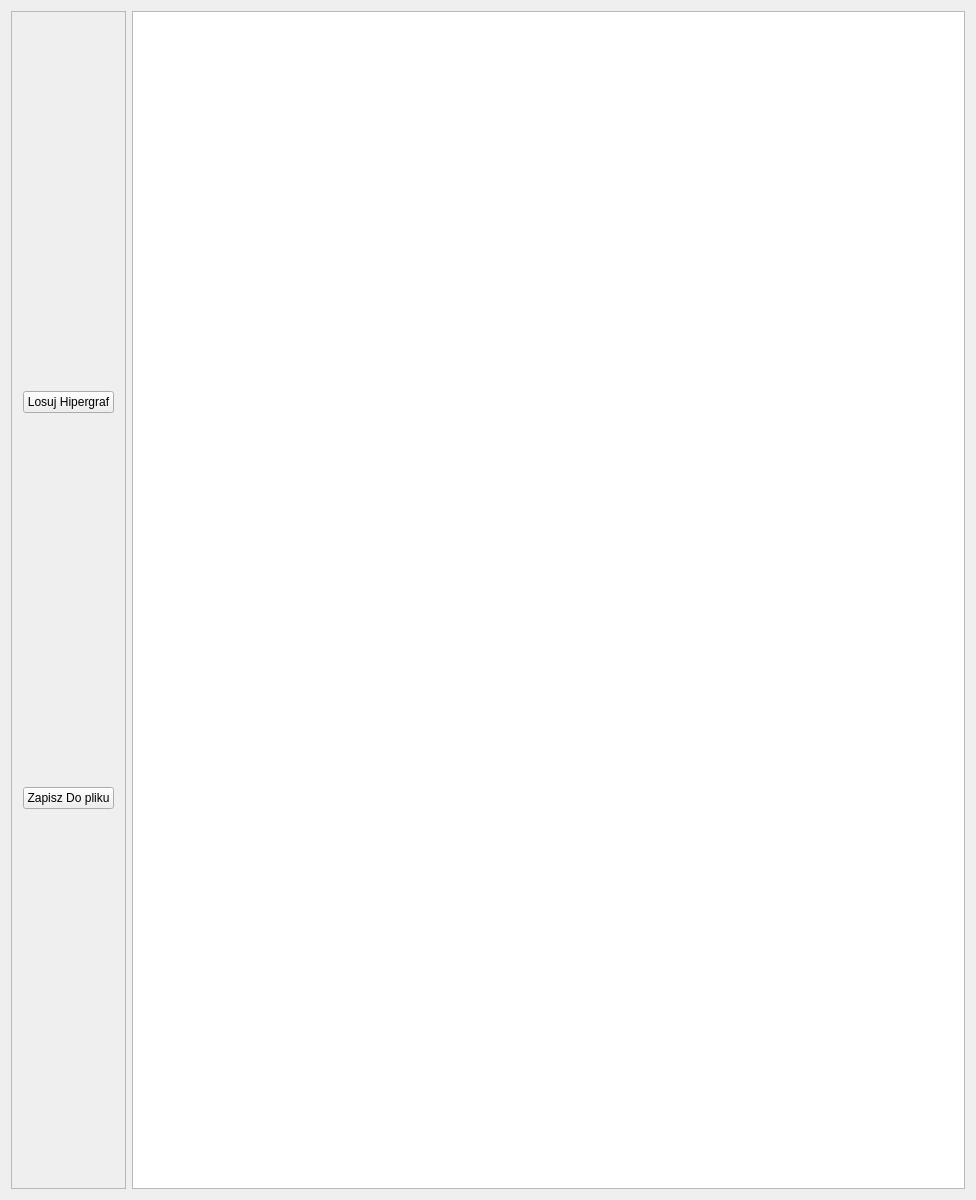
kwarkGorny/PracaInzynierska, file mainwindow.ui: the form before one commit.
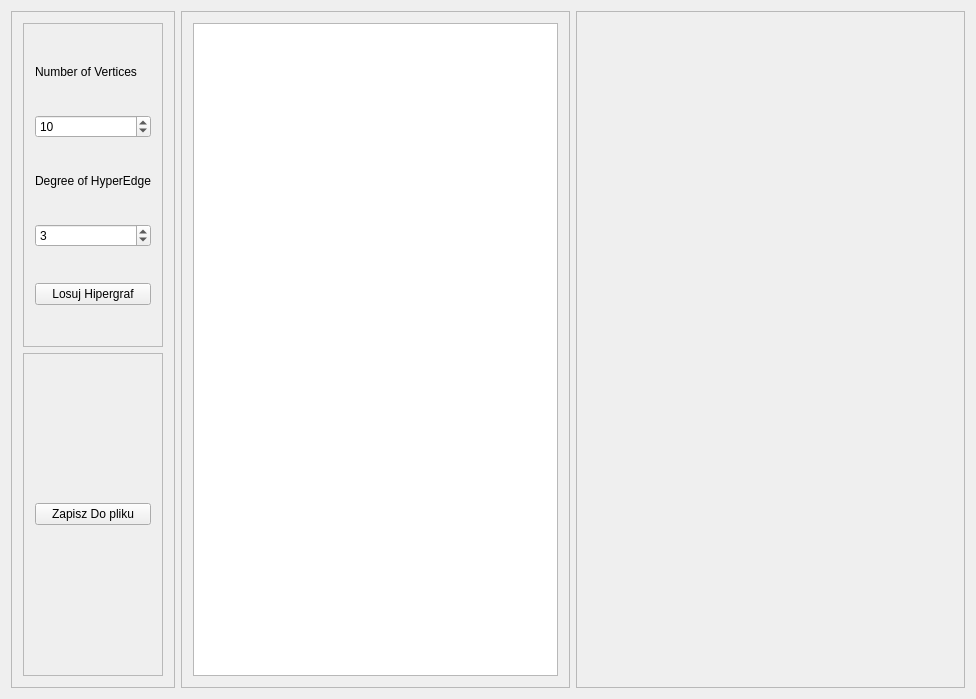
The form after the commit. Custom widgets are drawn as their Qt base class.

```diff
--- a/mainwindow.ui
+++ b/mainwindow.ui
@@ -7,7 +7,7 @@
     <x>0</x>
     <y>0</y>
     <width>976</width>
-    <height>1200</height>
+    <height>699</height>
    </rect>
   </property>
   <property name="windowTitle">
@@ -17,6 +17,12 @@
    <layout class="QHBoxLayout" name="horizontalLayout">
     <item>
      <widget class="QFrame" name="frame">
+      <property name="sizePolicy">
+       <sizepolicy hsizetype="Fixed" vsizetype="Preferred">
+        <horstretch>0</horstretch>
+        <verstretch>0</verstretch>
+       </sizepolicy>
+      </property>
       <property name="frameShape">
        <enum>QFrame::StyledPanel</enum>
       </property>
@@ -25,32 +31,150 @@
       </property>
       <layout class="QVBoxLayout" name="verticalLayout">
        <item>
-        <widget class="QPushButton" name="pushButton">
-         <property name="text">
-          <string>Losuj Hipergraf</string>
+        <widget class="QFrame" name="frame_4">
+         <property name="frameShape">
+          <enum>QFrame::StyledPanel</enum>
          </property>
+         <property name="frameShadow">
+          <enum>QFrame::Raised</enum>
+         </property>
+         <layout class="QVBoxLayout" name="verticalLayout_4">
+          <item>
+           <widget class="QLabel" name="labelNumberOfVertices">
+            <property name="sizePolicy">
+             <sizepolicy hsizetype="Minimum" vsizetype="Fixed">
+              <horstretch>0</horstretch>
+              <verstretch>0</verstretch>
+             </sizepolicy>
+            </property>
+            <property name="text">
+             <string>Number of Vertices</string>
+            </property>
+           </widget>
+          </item>
+          <item>
+           <widget class="QSpinBox" name="boxNumberOfVertices">
+            <property name="maximum">
+             <number>999999999</number>
+            </property>
+            <property name="value">
+             <number>10</number>
+            </property>
+           </widget>
+          </item>
+          <item>
+           <widget class="QLabel" name="labelSizeOfHyperedge">
+            <property name="sizePolicy">
+             <sizepolicy hsizetype="Fixed" vsizetype="Fixed">
+              <horstretch>0</horstretch>
+              <verstretch>0</verstretch>
+             </sizepolicy>
+            </property>
+            <property name="text">
+             <string>Degree of HyperEdge</string>
+            </property>
+           </widget>
+          </item>
+          <item>
+           <widget class="QSpinBox" name="boxSizeOfHyperedge">
+            <property name="minimum">
+             <number>1</number>
+            </property>
+            <property name="maximum">
+             <number>999999999</number>
+            </property>
+            <property name="value">
+             <number>3</number>
+            </property>
+           </widget>
+          </item>
+          <item>
+           <widget class="QPushButton" name="pushButton">
+            <property name="text">
+             <string>Losuj Hipergraf</string>
+            </property>
+           </widget>
+          </item>
+         </layout>
         </widget>
        </item>
        <item>
-        <widget class="QPushButton" name="pushButton_2">
-         <property name="enabled">
-          <bool>true</bool>
+        <widget class="QFrame" name="frame_5">
+         <property name="frameShape">
+          <enum>QFrame::StyledPanel</enum>
          </property>
-         <property name="text">
-          <string>Zapisz Do pliku</string>
+         <property name="frameShadow">
+          <enum>QFrame::Raised</enum>
          </property>
+         <layout class="QVBoxLayout" name="verticalLayout_5">
+          <item>
+           <widget class="QPushButton" name="pushButton_2">
+            <property name="enabled">
+             <bool>true</bool>
+            </property>
+            <property name="text">
+             <string>Zapisz Do pliku</string>
+            </property>
+           </widget>
+          </item>
+         </layout>
         </widget>
        </item>
       </layout>
      </widget>
     </item>
     <item>
-     <widget class="QGraphicsView" name="graphicsView"/>
+     <widget class="QFrame" name="frame_3">
+      <property name="frameShape">
+       <enum>QFrame::StyledPanel</enum>
+      </property>
+      <property name="frameShadow">
+       <enum>QFrame::Raised</enum>
+      </property>
+      <layout class="QVBoxLayout" name="verticalLayout_3">
+       <item>
+        <widget class="QGraphicsView" name="graphicsView">
+         <property name="sizePolicy">
+          <sizepolicy hsizetype="Preferred" vsizetype="Expanding">
+           <horstretch>0</horstretch>
+           <verstretch>0</verstretch>
+          </sizepolicy>
+         </property>
+        </widget>
+       </item>
+      </layout>
+     </widget>
+    </item>
+    <item>
+     <widget class="QFrame" name="frame_2">
+      <property name="frameShape">
+       <enum>QFrame::StyledPanel</enum>
+      </property>
+      <property name="frameShadow">
+       <enum>QFrame::Raised</enum>
+      </property>
+      <layout class="QVBoxLayout" name="verticalLayout_2">
+       <item>
+        <widget class="QCustomPlot" name="WykresK" native="true"/>
+       </item>
+       <item>
+        <widget class="QCustomPlot" name="WykresP" native="true"/>
+       </item>
+      </layout>
+     </widget>
     </item>
    </layout>
   </widget>
  </widget>
  <layoutdefault spacing="6" margin="11"/>
+ <customwidgets>
+  <customwidget>
+   <class>QCustomPlot</class>
+   <extends>QWidget</extends>
+   <header location="global">QCustomPlot/qcustomplot.h</header>
+   <container>1</container>
+  </customwidget>
+ </customwidgets>
  <resources/>
  <connections/>
 </ui>
```
